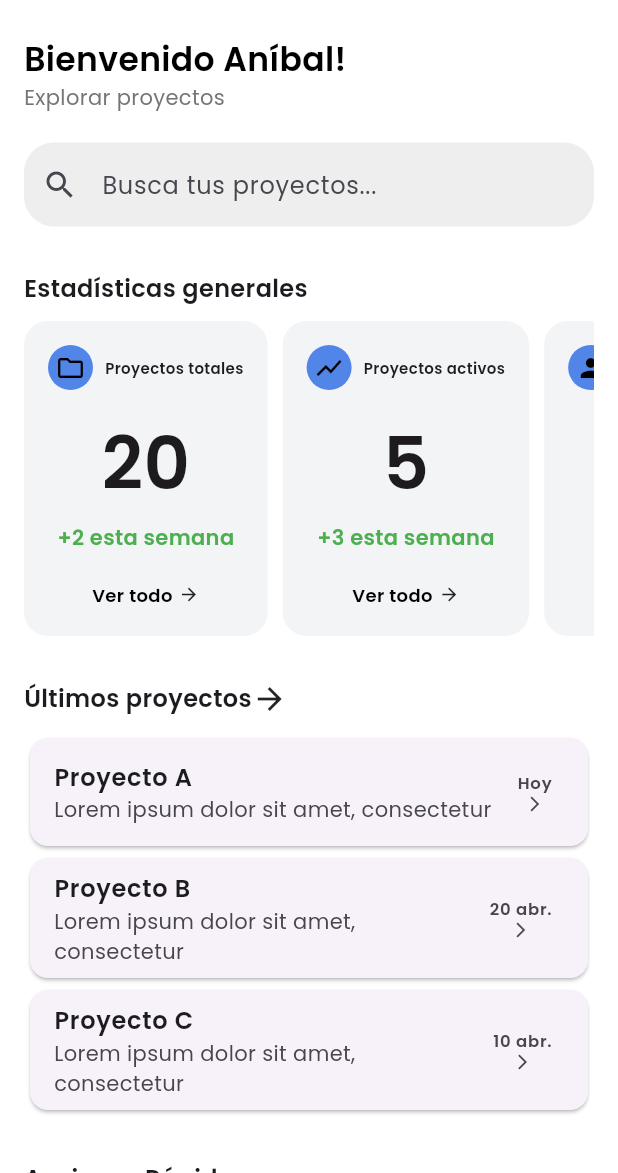
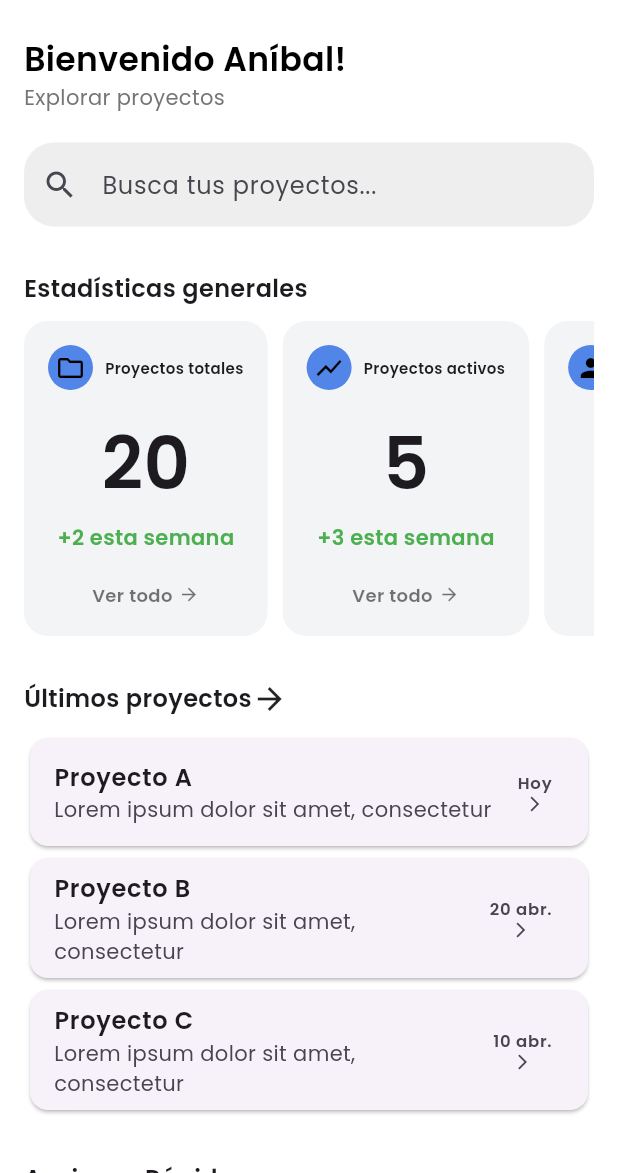
Before and after one commit to AlvaroAceval16/banco_de_proyectos, a Flutter app: the DashboardScreen screen opened by its route, on a phone screen of 412 x 824 dp, the part 63-1236 px from its top. Run offline on Flutter 3.47's test engine with Material 3 defaults, Android fonts, the phone set to English and light mode, and no system bars; our stand-ins replace google_fonts.

Commit message:
Renamed stats_card file and fix design

```diff
--- a/lib/components/dashbord_card.dart
+++ /dev/null
@@ -1,91 +0,0 @@
-import 'package:flutter/material.dart';
-
-class StatsCard extends StatelessWidget {
-  final IconData icon;
-  final String title;
-  final String number;
-  final String subtitle;
-
-  const StatsCard({
-    Key? key,
-    required this.icon,
-    required this.title,
-    required this.number,
-    required this.subtitle,
-  }) : super(key: key);
-
-  @override
-  Widget build(BuildContext context) {
-    return Expanded(
-      child: Container(
-        height: 210,
-        padding: const EdgeInsets.all(16),
-        decoration: BoxDecoration(
-          color: const Color(0xFFF3F4F6),
-          borderRadius: BorderRadius.circular(16),
-        ),
-        child: Column(
-          crossAxisAlignment: CrossAxisAlignment.center,
-          children: [
-            Row(
-              children: [
-                CircleAvatar(
-                  radius: 15,
-                  backgroundColor: const Color(0xFF5285E8),
-                  child: Icon(icon, color: Colors.black, size: 20),
-                ),
-                const SizedBox(width: 8),
-                Text(
-                  title,
-                  style: const TextStyle(
-                    fontWeight: FontWeight.w600,
-                    fontFamily: 'Poppins',
-                    fontSize: 10,
-                  ),
-                ),
-              ],
-            ),
-            const SizedBox(height: 15),
-            Text(
-              number,
-              style: const TextStyle(
-                fontSize: 48,
-                fontWeight: FontWeight.bold,
-                fontFamily: 'Poppins',
-              ),
-            ),
-            const SizedBox(height: 4),
-            Text(
-              subtitle,
-              style: const TextStyle(
-                color: Colors.green,
-                fontFamily: 'Poppins',
-                fontWeight: FontWeight.w600,
-              ),
-            ),
-            const SizedBox(height: 20),
-            Align(
-              alignment: Alignment.centerRight,
-              child: Row(
-                mainAxisSize: MainAxisSize.min,
-                children: const [
-                  Text(
-                    "Ver todo",
-                    style: TextStyle(
-                      color: Colors.black,
-                      fontFamily: 'Poppins',
-                      fontWeight: FontWeight.w600,
-                      fontSize: 12,
-                    ),
-                  ),
-                  SizedBox(width: 4),
-                  Icon(Icons.arrow_forward, size: 14),
-                ],
-              ),
-            ),
-          ],
-        ),
-      ),
-    );
-  }
-}
--- /dev/null
+++ b/lib/components/stats_card.dart
@@ -0,0 +1,88 @@
+import 'package:flutter/material.dart';
+
+class StatsCard extends StatelessWidget {
+  final IconData icon;
+  final String title;
+  final String number;
+  final String subtitle;
+
+  const StatsCard({
+    super.key,
+    required this.icon,
+    required this.title,
+    required this.number,
+    required this.subtitle,
+  });
+
+  @override
+  Widget build(BuildContext context) {
+    return Container(
+      height: 210,
+      padding: const EdgeInsets.all(16),
+      decoration: BoxDecoration(
+        color: const Color(0xFFF3F4F6),
+        borderRadius: BorderRadius.circular(16),
+      ),
+      child: Column(
+        crossAxisAlignment: CrossAxisAlignment.center,
+        children: [
+          Row(
+            spacing: 8,
+            children: [
+              CircleAvatar(
+                radius: 15,
+                backgroundColor: const Color(0xFF5285E8),
+                child: Icon(icon, color: Colors.black, size: 20),
+              ),
+              Text(
+                title,
+                style: const TextStyle(
+                  fontWeight: FontWeight.w600,
+                  fontFamily: 'Poppins',
+                  fontSize: 10,
+                ),
+              ),
+            ],
+          ),
+          const SizedBox(height: 15),
+          Text(
+            number,
+            style: const TextStyle(
+              fontSize: 48,
+              fontWeight: FontWeight.bold,
+              fontFamily: 'Poppins',
+            ),
+          ),
+          const SizedBox(height: 4),
+          Text(
+            subtitle,
+            style: const TextStyle(
+              color: Colors.green,
+              fontFamily: 'Poppins',
+              fontWeight: FontWeight.w600,
+            ),
+          ),
+          const SizedBox(height: 20),
+          Row(
+            mainAxisSize: MainAxisSize.max,
+            spacing: 4,
+            mainAxisAlignment: MainAxisAlignment.end,
+            crossAxisAlignment: CrossAxisAlignment.center,
+            children: const [
+              Text(
+                "Ver todo",
+                style: TextStyle(
+                  color: Colors.black54,
+                  fontFamily: 'Poppins',
+                  fontWeight: FontWeight.w600,
+                  fontSize: 12,
+                ),
+              ),
+              Icon(Icons.arrow_forward, size: 14, color: Colors.black54),
+            ],
+          ),
+        ],
+      ),
+    );
+  }
+}
--- a/lib/pages/Dashboard_page.dart
+++ b/lib/pages/Dashboard_page.dart
@@ -1,8 +1,7 @@
 import 'package:banco_de_proyectos/consts/text_styles.dart';
 import 'package:banco_de_proyectos/components/main_drawer.dart';
-import 'package:banco_de_proyectos/components/dashbord_card.dart';
+import 'package:banco_de_proyectos/components/stats_card.dart';
 import 'package:flutter/material.dart';
-
 
 class DashboardScreen extends StatelessWidget {
   @override
@@ -33,10 +32,7 @@ class DashboardScreen extends StatelessWidget {
         child: Column(
           crossAxisAlignment: CrossAxisAlignment.start,
           children: [
-            Text(
-              "Bienvenido Aníbal!",
-              style: titleStyle,
-            ),
+            Text("Bienvenido Aníbal!", style: titleStyle),
             Text(
               "Explorar proyectos",
               style: TextStyle(color: Colors.grey[600], fontFamily: 'Poppins'),
@@ -67,13 +63,26 @@ class DashboardScreen extends StatelessWidget {
             SingleChildScrollView(
               scrollDirection: Axis.horizontal,
               child: Row(
+                spacing: 10,
                 children: [
-                  StatsCard(icon: Icons.folder_outlined, title: "Proyectos totales", number: "20", subtitle: "+2 esta semana",),
-                  SizedBox(width: 10),
-                  StatsCard(icon: Icons.show_chart, title: "Proyectos activos", number: "5", subtitle: "+3 esta semana",),
-                  SizedBox(width: 10),
-                  StatsCard(icon: Icons.person, title: "Proyectos en revisión", number: "12", subtitle: "+3 esta semana",),
-                  SizedBox(width: 10),
+                  StatsCard(
+                    icon: Icons.folder_outlined,
+                    title: "Proyectos totales",
+                    number: "20",
+                    subtitle: "+2 esta semana",
+                  ),
+                  StatsCard(
+                    icon: Icons.show_chart,
+                    title: "Proyectos activos",
+                    number: "5",
+                    subtitle: "+3 esta semana",
+                  ),
+                  StatsCard(
+                    icon: Icons.person,
+                    title: "Proyectos en revisión",
+                    number: "12",
+                    subtitle: "+3 esta semana",
+                  ),
                   StatsCard(
                     icon: Icons.pie_chart,
                     title: "Proyectos finalizados",
```
